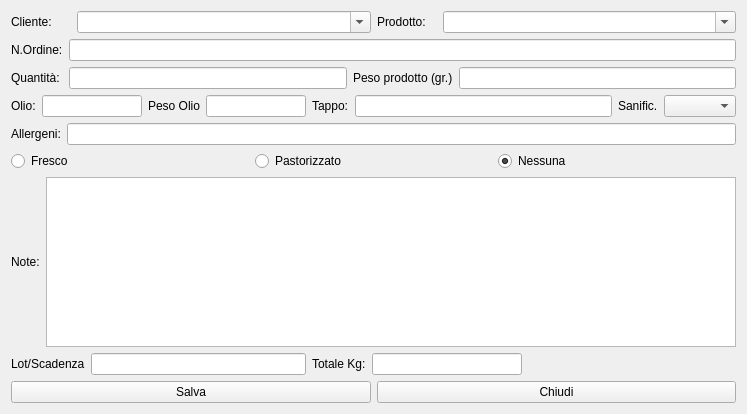
Qt form hmodifyrow.ui (fblabs/hamlet-mod-sancon) before a commit.
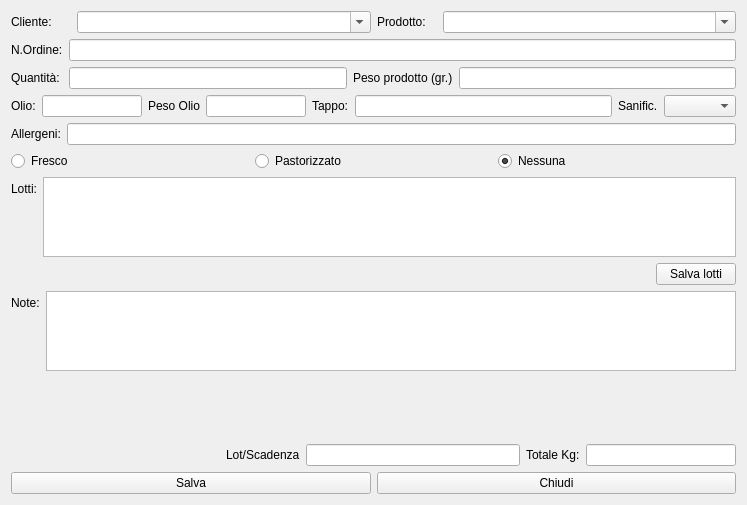
The same form after that commit. Icons and pictures are not drawn.

The edit to the form file:
```diff
--- a/hmodifyrow.ui
+++ b/hmodifyrow.ui
@@ -10,7 +10,7 @@
     <x>0</x>
     <y>0</y>
     <width>747</width>
-    <height>414</height>
+    <height>505</height>
    </rect>
   </property>
   <property name="windowTitle">
@@ -20,7 +20,7 @@
    <iconset resource="icons.qrc">
     <normaloff>:/Resources/Pencil.PNG</normaloff>:/Resources/Pencil.PNG</iconset>
   </property>
-  <layout class="QVBoxLayout" name="verticalLayout">
+  <layout class="QVBoxLayout" name="verticalLayout_2">
    <item>
     <layout class="QHBoxLayout" name="horizontalLayout_4">
      <item>
@@ -231,21 +231,103 @@
     </layout>
    </item>
    <item>
-    <layout class="QHBoxLayout" name="horizontalLayout_2">
+    <layout class="QVBoxLayout" name="verticalLayout">
      <item>
+      <layout class="QFormLayout" name="formLayout_4">
+       <item row="0" column="0">
+        <widget class="QLabel" name="label_14">
+         <property name="text">
+          <string>Lotti:</string>
+         </property>
+        </widget>
+       </item>
+       <item row="0" column="1">
+        <widget class="QPlainTextEdit" name="ptLotti">
+         <property name="maximumSize">
+          <size>
+           <width>16777215</width>
+           <height>80</height>
+          </size>
+         </property>
+        </widget>
+       </item>
+      </layout>
+     </item>
+     <item>
+      <layout class="QHBoxLayout" name="horizontalLayout_2">
+       <item>
+        <spacer name="horizontalSpacer_2">
+         <property name="orientation">
+          <enum>Qt::Horizontal</enum>
+         </property>
+         <property name="sizeHint" stdset="0">
+          <size>
+           <width>40</width>
+           <height>20</height>
+          </size>
+         </property>
+        </spacer>
+       </item>
+       <item>
+        <widget class="QPushButton" name="pbSaveLots">
+         <property name="text">
+          <string>Salva lotti</string>
+         </property>
+        </widget>
+       </item>
+      </layout>
+     </item>
+    </layout>
+   </item>
+   <item>
+    <layout class="QFormLayout" name="formLayout_3">
+     <item row="0" column="0">
       <widget class="QLabel" name="label_11">
        <property name="text">
         <string>Note:</string>
        </property>
       </widget>
      </item>
-     <item>
-      <widget class="QPlainTextEdit" name="ptNote"/>
+     <item row="0" column="1">
+      <widget class="QPlainTextEdit" name="ptNote">
+       <property name="maximumSize">
+        <size>
+         <width>16777215</width>
+         <height>80</height>
+        </size>
+       </property>
+      </widget>
      </item>
     </layout>
    </item>
+   <item>
+    <spacer name="verticalSpacer">
+     <property name="orientation">
+      <enum>Qt::Vertical</enum>
+     </property>
+     <property name="sizeHint" stdset="0">
+      <size>
+       <width>20</width>
+       <height>11</height>
+      </size>
+     </property>
+    </spacer>
+   </item>
    <item>
     <layout class="QHBoxLayout" name="horizontalLayout_3">
+     <item>
+      <spacer name="horizontalSpacer">
+       <property name="orientation">
+        <enum>Qt::Horizontal</enum>
+       </property>
+       <property name="sizeHint" stdset="0">
+        <size>
+         <width>40</width>
+         <height>20</height>
+        </size>
+       </property>
+      </spacer>
+     </item>
      <item>
       <widget class="QLabel" name="label_13">
        <property name="text">
@@ -276,19 +358,6 @@
        </property>
       </widget>
      </item>
-     <item>
-      <spacer name="horizontalSpacer">
-       <property name="orientation">
-        <enum>Qt::Horizontal</enum>
-       </property>
-       <property name="sizeHint" stdset="0">
-        <size>
-         <width>40</width>
-         <height>20</height>
-        </size>
-       </property>
-      </spacer>
-     </item>
     </layout>
    </item>
    <item>
```
